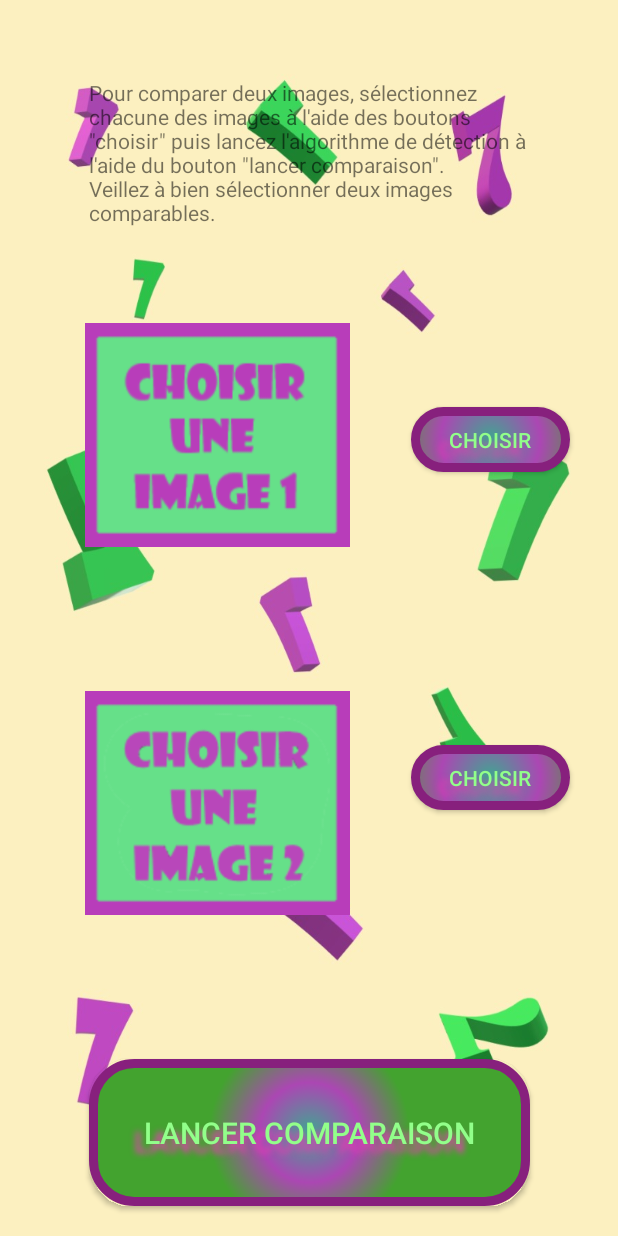
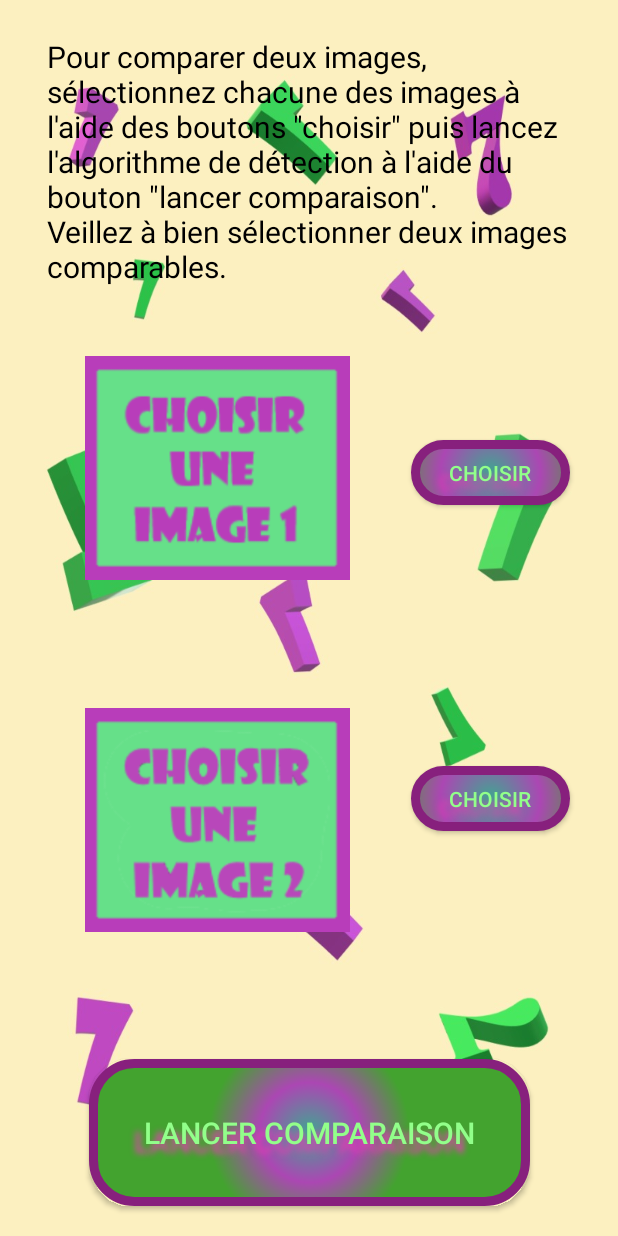
Before and after one commit to Giitto/Solveur7erreurs, an Android app: the Page2 screen opened directly, with no data from a screen before it, on a phone screen of 412 x 824 dp. Run offline under Robolectric (Android 15) with nearby library versions, the phone set to English and light mode, and no system bars.

Commit message:
Instructions (texte agrandi et mis en noir

```diff
--- a/app/src/main/res/layout/activity_page2.xml
+++ b/app/src/main/res/layout/activity_page2.xml
@@ -10,12 +10,14 @@
 
     <TextView
         android:id="@+id/textView2"
-        android:layout_width="299dp"
-        android:layout_height="123dp"
+        android:layout_width="352dp"
+        android:layout_height="173dp"
         android:layout_marginStart="8dp"
-        android:layout_marginTop="52dp"
+        android:layout_marginTop="24dp"
         android:layout_marginEnd="8dp"
         android:text="@string/ExplicationP2"
+        android:textColor="#000"
+        android:textSize="20sp"
         app:layout_constraintEnd_toEndOf="parent"
         app:layout_constraintHorizontal_bias="0.531"
         app:layout_constraintStart_toStartOf="parent"
```
